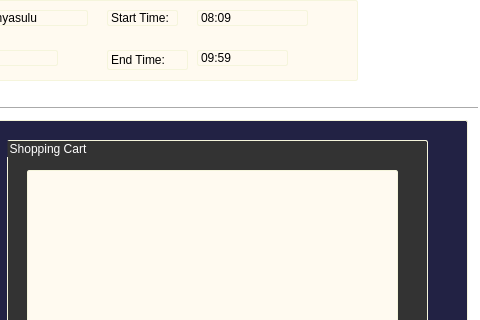
Before: the Qt Designer form teller/tellerhome.ui in CHANCENY/shop, drawn with Qt 5; both pictures show x 563 to 1043 and y 0 to 320 of the 1043 by 791 pixel window.
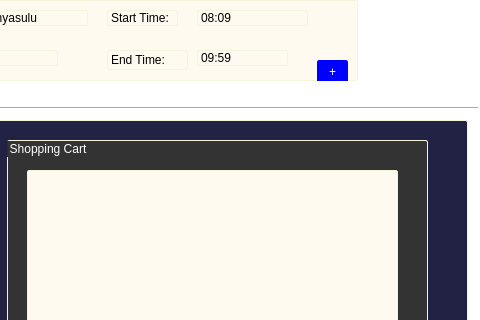
After: the same form once the commit is applied. Icons and pictures are not drawn.

The edit to the form file:
```diff
--- a/teller/tellerhome.ui
+++ b/teller/tellerhome.ui
@@ -162,6 +162,29 @@
       <string>09:59</string>
      </property>
     </widget>
+    <widget class="QPushButton" name="addprofile">
+     <property name="geometry">
+      <rect>
+       <x>440</x>
+       <y>60</y>
+       <width>31</width>
+       <height>24</height>
+      </rect>
+     </property>
+     <property name="toolTip">
+      <string>&lt;html&gt;&lt;head/&gt;&lt;body&gt;&lt;p&gt;Add profile picture&lt;/p&gt;&lt;/body&gt;&lt;/html&gt;</string>
+     </property>
+     <property name="styleSheet">
+      <string notr="true">background-color:blue;
+border: 1px solid blue;
+border-radius: 2px;
+border-collapse:collapse;
+color:white;</string>
+     </property>
+     <property name="text">
+      <string>+</string>
+     </property>
+    </widget>
    </widget>
    <widget class="QLabel" name="label_10">
     <property name="geometry">
```
